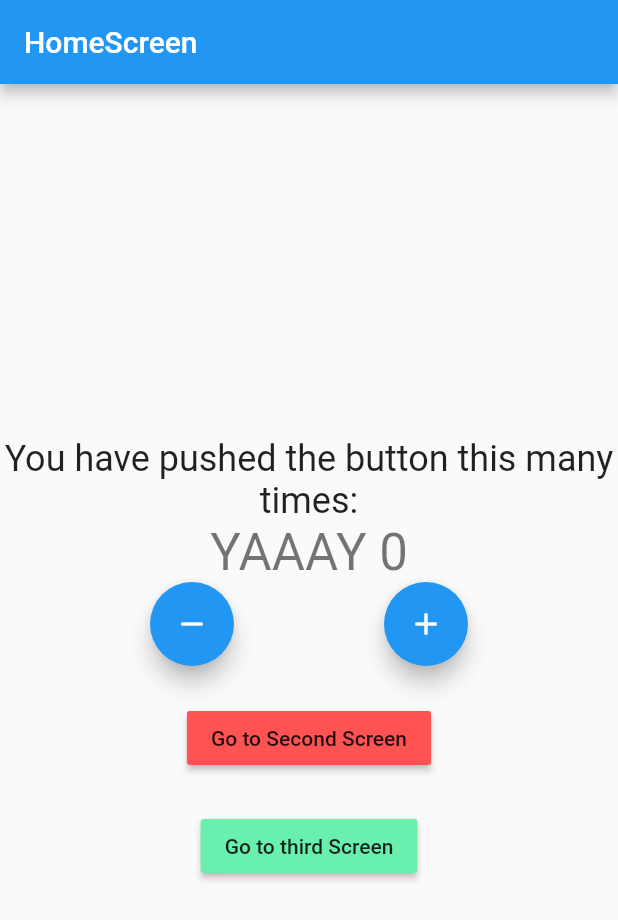
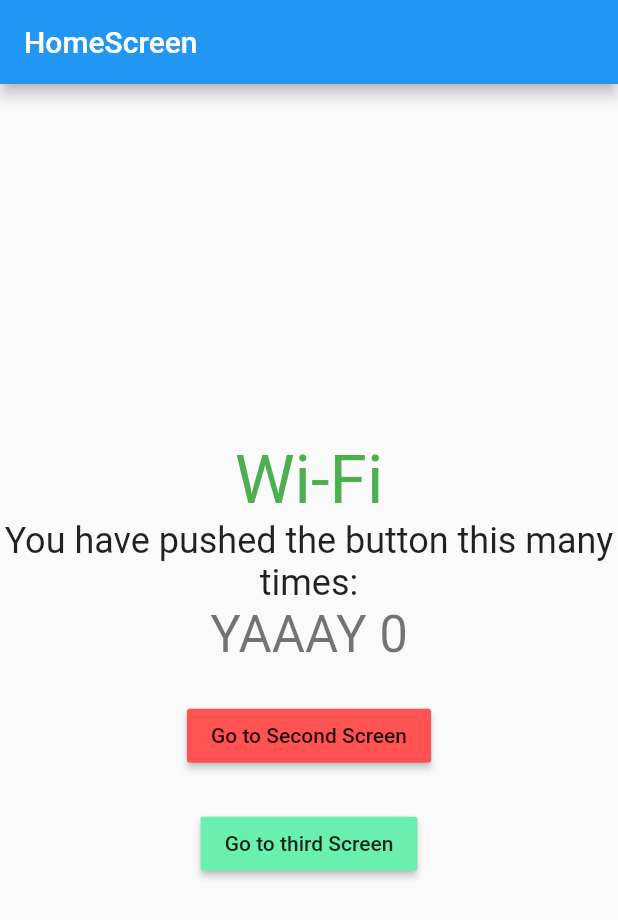
Before and after one commit to shlembo598/flutter_bloc_concepts, a Flutter app: the screen it shows after launch, on a phone screen of 412 x 824 dp. Shown: the top 920 px of the screen. Run offline on Flutter 3.47's test engine with Material 2 defaults, Android fonts, the phone set to English and light mode, and no system bars; our stand-ins replace bloc, connectivity_plus, equatable, flutter_bloc.

```diff
--- /dev/null
+++ b/lib/constants/enums.dart
@@ -0,0 +1,4 @@
+enum ConnectionType{
+  Wifi,
+  Mobile
+}
--- a/lib/logic/cubit/counter_cubit.dart
+++ b/lib/logic/cubit/counter_cubit.dart
@@ -1,3 +1,5 @@
+import 'dart:async';
+
 import 'package:bloc/bloc.dart';
 import 'package:equatable/equatable.dart';
 import 'package:meta/meta.dart';
@@ -5,7 +7,10 @@ import 'package:meta/meta.dart';
 part 'counter_state.dart';
 
 class CounterCubit extends Cubit<CounterState> {
+
   CounterCubit() : super(CounterState(counterValue: 0));
+
   void increment() => emit(CounterState(counterValue: state.counterValue+1, wasIncremented: true));
   void decrement() => emit(CounterState(counterValue: state.counterValue-1, wasIncremented: false));
+
 }
--- /dev/null
+++ b/lib/logic/cubit/internet_cubit.dart
@@ -0,0 +1,38 @@
+import 'dart:async';
+
+import 'package:bloc/bloc.dart';
+import 'package:connectivity_plus/connectivity_plus.dart';
+import 'package:flutter_bloc_concepts/constants/enums.dart';
+import 'package:meta/meta.dart';
+
+part 'internet_state.dart';
+
+class InternetCubit extends Cubit<InternetState> {
+  final Connectivity connectivity;
+  StreamSubscription connectivityStreamSubscription;
+
+  InternetCubit({@required this.connectivity}) : super(InternetLoading()){
+   monitorInternetConnection();
+  }
+
+  StreamSubscription<ConnectivityResult> monitorInternetConnection() {
+    return connectivityStreamSubscription = connectivity.onConnectivityChanged.listen((connectivityResult) {
+   if(connectivityResult == ConnectivityResult.wifi){
+     emitInternetConnected(ConnectionType.Wifi);
+   } else if (connectivityResult == ConnectivityResult.mobile) {
+            emitInternetConnected(ConnectionType.Mobile);
+   } else if (connectivityResult == ConnectivityResult.none) {
+     emitInternetDisconnected();
+   }
+ });
+  }
+
+  void emitInternetConnected(ConnectionType _connectionType)=> emit(InternetConnected(connectionType: _connectionType));
+  void emitInternetDisconnected() => emit(InternetDisconnected());
+
+  @override
+  Future<void> close(){
+    connectivityStreamSubscription.cancel();
+    return super.close();
+  }
+}
--- /dev/null
+++ b/lib/logic/cubit/internet_state.dart
@@ -0,0 +1,16 @@
+part of 'internet_cubit.dart';
+
+@immutable
+abstract class InternetState {}
+
+class InternetLoading extends InternetState {}
+
+class InternetInirial extends InternetState{}
+
+class InternetConnected extends InternetState{
+  final ConnectionType connectionType;
+
+  InternetConnected({@required this.connectionType});
+}
+
+class InternetDisconnected extends InternetState{}
--- a/lib/main.dart
+++ b/lib/main.dart
@@ -1,27 +1,33 @@
+import 'package:connectivity_plus/connectivity_plus.dart';
 import 'package:flutter/material.dart';
 import 'package:flutter_bloc/flutter_bloc.dart';
 import 'package:flutter_bloc_concepts/logic/cubit/counter_cubit.dart';
+import 'package:flutter_bloc_concepts/logic/cubit/internet_cubit.dart';
 import 'package:flutter_bloc_concepts/presentation/router/app_router.dart';
-import 'package:flutter_bloc_concepts/presentation/screens/home_screen.dart';
-import 'package:flutter_bloc_concepts/presentation/screens/second_screen.dart';
-import 'package:flutter_bloc_concepts/presentation/screens/third_screen.dart';
 
 void main() {
-  runApp(MyApp());
+  runApp(MyApp(appRouter: AppRouter(), connectivity: Connectivity(),));
 }
 
 class MyApp extends StatelessWidget {
-  final AppRouter _appRouter = AppRouter();
-   @override
+  final AppRouter appRouter;
+  final Connectivity connectivity;
+
+  MyApp({@required this.appRouter,@required this.connectivity});
+
+  @override
   Widget build(BuildContext context) {
-    return BlocProvider<CounterCubit>(
-      create: (context) => CounterCubit(),
+    return MultiBlocProvider(
+      providers: [
+        BlocProvider<InternetCubit>(create: (context) => InternetCubit(connectivity: connectivity)),
+        BlocProvider<CounterCubit>(create: (context) => CounterCubit()),
+      ],
       child: MaterialApp(
         title: 'Flutter Demo',
         theme: ThemeData(
           primarySwatch: Colors.blue,
         ),
-        onGenerateRoute: _appRouter.onGenerateRoute,
+        onGenerateRoute: appRouter.onGenerateRoute,
       ),
     );
   }
--- a/lib/presentation/screens/home_screen.dart
+++ b/lib/presentation/screens/home_screen.dart
@@ -1,6 +1,8 @@
 import 'package:flutter/material.dart';
 import 'package:flutter_bloc/flutter_bloc.dart';
+import 'package:flutter_bloc_concepts/constants/enums.dart';
 import 'package:flutter_bloc_concepts/logic/cubit/counter_cubit.dart';
+import 'package:flutter_bloc_concepts/logic/cubit/internet_cubit.dart';
 import 'package:flutter_bloc_concepts/presentation/screens/second_screen.dart';
 
 class HomeScreen extends StatefulWidget {
@@ -15,7 +17,17 @@ class HomeScreen extends StatefulWidget {
 class _HomeScreenState extends State<HomeScreen> {
   @override
   Widget build(BuildContext context) {
-    return Scaffold(
+    return BlocListener<InternetCubit, InternetState>(
+      listener: (context, state) {
+        if (state is InternetConnected &&
+            state.connectionType == ConnectionType.Wifi) {
+          BlocProvider.of<CounterCubit>(context).increment();
+        } else if (state is InternetConnected &&
+            state.connectionType == ConnectionType.Mobile) {
+          BlocProvider.of<CounterCubit>(context).decrement();
+        }
+      },
+      child: Scaffold(
         appBar: AppBar(
           title: Text(widget.title),
         ),
@@ -23,12 +35,41 @@ class _HomeScreenState extends State<HomeScreen> {
           child: Column(
             mainAxisAlignment: MainAxisAlignment.center,
             children: <Widget>[
+              BlocBuilder<InternetCubit, InternetState>(
+                builder: (context, state) {
+                  if (state is InternetConnected &&
+                      state.connectionType == ConnectionType.Wifi) {
+                    return Text(
+                      "Wi-Fi",
+                      style: Theme.of(context)
+                          .textTheme
+                          .headline3
+                          .copyWith(color: Colors.green),
+                    );
+                  } else if (state is InternetConnected &&
+                      state.connectionType == ConnectionType.Mobile) {
+                    return Text(
+                      "Mobile",
+                      style: Theme.of(context)
+                          .textTheme
+                          .headline3
+                          .copyWith(color: Colors.red),
+                    );
+                  } else if (state is InternetDisconnected) {
+                    return Text(
+                      "Disconnected",
+                      style: Theme.of(context)
+                          .textTheme
+                          .headline3
+                          .copyWith(color: Colors.grey),
+                    );
+                  }
+                  return CircularProgressIndicator();
+                },
+              ),
               Text(
                 'You have pushed the button this many times:',
-              style: Theme
-                  .of(context)
-                  .textTheme
-                  .headline5,
+                style: Theme.of(context).textTheme.headline5,
                 textAlign: TextAlign.center,
               ),
               BlocConsumer<CounterCubit, CounterState>(
@@ -49,58 +90,46 @@ class _HomeScreenState extends State<HomeScreen> {
                   if (state.counterValue < 0) {
                     return Text(
                       "BRR, NEGATIVE " + state.counterValue.toString(),
-                    style: Theme
-                        .of(context)
-                        .textTheme
-                        .headline4,
+                      style: Theme.of(context).textTheme.headline4,
                     );
                   } else if (state.counterValue % 2 == 0) {
                     return Text(
                       "YAAAY " + state.counterValue.toString(),
-                    style: Theme
-                        .of(context)
-                        .textTheme
-                        .headline4,
+                      style: Theme.of(context).textTheme.headline4,
                     );
                   } else if (state.counterValue == 5) {
                     return Text(
                       "HMM, NUMBER " + state.counterValue.toString(),
-                    style: Theme
-                        .of(context)
-                        .textTheme
-                        .headline4,
+                      style: Theme.of(context).textTheme.headline4,
                     );
                   } else
                     return Text(
                       state.counterValue.toString(),
-                    style: Theme
-                        .of(context)
-                        .textTheme
-                        .headline4,
+                      style: Theme.of(context).textTheme.headline4,
                     );
                 },
               ),
-            Row(
-              mainAxisAlignment: MainAxisAlignment.spaceEvenly,
-              children: [
-                FloatingActionButton(
-                  heroTag: Text('${widget.title}'),
-                  onPressed: () {
-                    BlocProvider.of<CounterCubit>(context).decrement();
-                  },
-                  tooltip: "Decrement",
-                  child: Icon(Icons.remove),
-                ),
-                FloatingActionButton(
-                  heroTag: Text('${widget.title} #2'),
-                  onPressed: () {
-                    BlocProvider.of<CounterCubit>(context).increment();
-                  },
-                  tooltip: "Increment",
-                  child: Icon(Icons.add),
-                ),
-              ],
-            ),
+              // Row(
+              //   mainAxisAlignment: MainAxisAlignment.spaceEvenly,
+              //   children: [
+              //     FloatingActionButton(
+              //       heroTag: Text('${widget.title}'),
+              //       onPressed: () {
+              //         BlocProvider.of<CounterCubit>(context).decrement();
+              //       },
+              //       tooltip: "Decrement",
+              //       child: Icon(Icons.remove),
+              //     ),
+              //     FloatingActionButton(
+              //       heroTag: Text('${widget.title} #2'),
+              //       onPressed: () {
+              //         BlocProvider.of<CounterCubit>(context).increment();
+              //       },
+              //       tooltip: "Increment",
+              //       child: Icon(Icons.add),
+              //     ),
+              //   ],
+              // ),
               SizedBox(
                 height: 24,
               ),
@@ -124,6 +153,7 @@ class _HomeScreenState extends State<HomeScreen> {
             ],
           ),
         ),
+      ),
     );
   }
 }
--- a/pubspec.yaml
+++ b/pubspec.yaml
@@ -32,6 +32,7 @@ dependencies:
   test:
   bloc_test: ^7.0.4
   equatable:
+  connectivity_plus: ^1.0.1
 
 dev_dependencies:
   flutter_test:
```
Also changed, not shown: pubspec.lock. Lines whose indentation alone changed are shown as unchanged.
